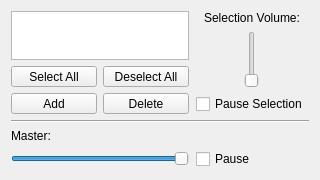
Qt form BackgroundCtrlUi.ui (Veggie13/Genesis1) before a commit.
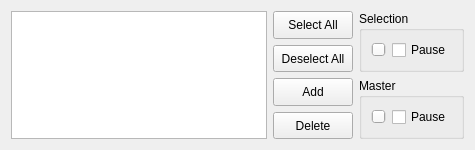
The same form after that commit.

Diff of the .ui file:
```diff
--- a/BackgroundCtrlUi.ui
+++ b/BackgroundCtrlUi.ui
@@ -5,31 +5,28 @@
    <rect>
     <x>0</x>
     <y>0</y>
-    <width>320</width>
-    <height>180</height>
+    <width>100</width>
+    <height>150</height>
    </rect>
   </property>
-  <property name="sizePolicy" >
-   <sizepolicy vsizetype="Fixed" hsizetype="Fixed" >
-    <horstretch>0</horstretch>
-    <verstretch>0</verstretch>
-   </sizepolicy>
-  </property>
   <property name="minimumSize" >
    <size>
-    <width>320</width>
-    <height>180</height>
+    <width>0</width>
+    <height>150</height>
    </size>
   </property>
-  <property name="maximumSize" >
-   <size>
-    <width>320</width>
-    <height>180</height>
-   </size>
+  <property name="windowTitle" >
+   <string>Background</string>
   </property>
   <layout class="QGridLayout" >
-   <item row="0" column="0" >
+   <item rowspan="2" row="0" column="0" >
     <widget class="QListView" name="m_effectList" >
+     <property name="sizePolicy" >
+      <sizepolicy vsizetype="Preferred" hsizetype="Minimum" >
+       <horstretch>0</horstretch>
+       <verstretch>0</verstretch>
+      </sizepolicy>
+     </property>
      <property name="selectionMode" >
       <enum>QAbstractItemView::ExtendedSelection</enum>
      </property>
@@ -41,105 +38,52 @@
    <item rowspan="2" row="0" column="1" >
     <layout class="QVBoxLayout" >
      <item>
-      <widget class="QLabel" name="label_2" >
-       <property name="text" >
-        <string>Selection Volume:</string>
-       </property>
-       <property name="alignment" >
-        <set>Qt::AlignCenter</set>
-       </property>
-      </widget>
-     </item>
-     <item>
-      <layout class="QHBoxLayout" >
-       <item>
-        <widget class="QSlider" name="m_selectionVolSld" >
-         <property name="sizePolicy" >
-          <sizepolicy vsizetype="Expanding" hsizetype="Fixed" >
-           <horstretch>0</horstretch>
-           <verstretch>0</verstretch>
-          </sizepolicy>
-         </property>
-         <property name="maximum" >
-          <number>100</number>
-         </property>
-         <property name="orientation" >
-          <enum>Qt::Vertical</enum>
-         </property>
-        </widget>
-       </item>
-      </layout>
-     </item>
-     <item>
-      <layout class="QHBoxLayout" >
-       <item>
-        <spacer>
-         <property name="orientation" >
-          <enum>Qt::Horizontal</enum>
-         </property>
-         <property name="sizeType" >
-          <enum>QSizePolicy::Minimum</enum>
-         </property>
-         <property name="sizeHint" >
-          <size>
-           <width>1</width>
-           <height>20</height>
-          </size>
-         </property>
-        </spacer>
-       </item>
-       <item>
-        <widget class="QCheckBox" name="m_selectionMuteChk" >
-         <property name="text" >
-          <string>Pause Selection</string>
-         </property>
-        </widget>
-       </item>
-       <item>
-        <spacer>
-         <property name="orientation" >
-          <enum>Qt::Horizontal</enum>
-         </property>
-         <property name="sizeType" >
-          <enum>QSizePolicy::Minimum</enum>
-         </property>
-         <property name="sizeHint" >
-          <size>
-           <width>1</width>
-           <height>20</height>
-          </size>
-         </property>
-        </spacer>
-       </item>
-      </layout>
-     </item>
-    </layout>
-   </item>
-   <item row="1" column="0" >
-    <layout class="QGridLayout" >
-     <item row="0" column="0" >
       <widget class="QPushButton" name="m_selectAllBtn" >
+       <property name="sizePolicy" >
+        <sizepolicy vsizetype="Preferred" hsizetype="Minimum" >
+         <horstretch>0</horstretch>
+         <verstretch>0</verstretch>
+        </sizepolicy>
+       </property>
        <property name="text" >
         <string>Select All</string>
        </property>
       </widget>
      </item>
-     <item row="0" column="1" >
+     <item>
       <widget class="QPushButton" name="m_deselectAllBtn" >
+       <property name="sizePolicy" >
+        <sizepolicy vsizetype="Preferred" hsizetype="Minimum" >
+         <horstretch>0</horstretch>
+         <verstretch>0</verstretch>
+        </sizepolicy>
+       </property>
        <property name="text" >
         <string>Deselect All</string>
        </property>
       </widget>
      </item>
-     <item row="1" column="0" >
+     <item>
       <widget class="QPushButton" name="m_addBtn" >
+       <property name="sizePolicy" >
+        <sizepolicy vsizetype="Preferred" hsizetype="Minimum" >
+         <horstretch>0</horstretch>
+         <verstretch>0</verstretch>
+        </sizepolicy>
+       </property>
        <property name="text" >
         <string>Add</string>
        </property>
       </widget>
      </item>
-     <item row="1" column="1" >
+     <item>
       <widget class="QPushButton" name="m_deleteBtn" >
+       <property name="sizePolicy" >
+        <sizepolicy vsizetype="Preferred" hsizetype="Minimum" >
+         <horstretch>0</horstretch>
+         <verstretch>0</verstretch>
+        </sizepolicy>
+       </property>
        <property name="text" >
         <string>Delete</string>
        </property>
@@ -147,94 +91,94 @@
      </item>
     </layout>
    </item>
-   <item row="2" column="0" colspan="2" >
-    <widget class="Line" name="line" >
+   <item row="0" column="2" >
+    <widget class="QGroupBox" name="m_selectionGrp" >
      <property name="sizePolicy" >
-      <sizepolicy vsizetype="Fixed" hsizetype="Expanding" >
+      <sizepolicy vsizetype="Preferred" hsizetype="Expanding" >
        <horstretch>0</horstretch>
        <verstretch>0</verstretch>
       </sizepolicy>
      </property>
-     <property name="orientation" >
-      <enum>Qt::Horizontal</enum>
+     <property name="title" >
+      <string>Selection</string>
      </property>
+     <layout class="QHBoxLayout" >
+      <item>
+       <widget class="QSlider" name="m_selectionVolSld" >
+        <property name="sizePolicy" >
+         <sizepolicy vsizetype="Fixed" hsizetype="Expanding" >
+          <horstretch>0</horstretch>
+          <verstretch>0</verstretch>
+         </sizepolicy>
+        </property>
+        <property name="maximum" >
+         <number>100</number>
+        </property>
+        <property name="orientation" >
+         <enum>Qt::Horizontal</enum>
+        </property>
+       </widget>
+      </item>
+      <item>
+       <widget class="QCheckBox" name="m_selectionMuteChk" >
+        <property name="sizePolicy" >
+         <sizepolicy vsizetype="Preferred" hsizetype="Minimum" >
+          <horstretch>0</horstretch>
+          <verstretch>0</verstretch>
+         </sizepolicy>
+        </property>
+        <property name="text" >
+         <string>Pause</string>
+        </property>
+       </widget>
+      </item>
+     </layout>
     </widget>
    </item>
-   <item row="3" column="0" >
-    <widget class="QLabel" name="label_3" >
+   <item row="1" column="2" >
+    <widget class="QGroupBox" name="m_masterGrp" >
      <property name="sizePolicy" >
-      <sizepolicy vsizetype="Maximum" hsizetype="Maximum" >
+      <sizepolicy vsizetype="Preferred" hsizetype="Expanding" >
        <horstretch>0</horstretch>
        <verstretch>0</verstretch>
       </sizepolicy>
      </property>
-     <property name="text" >
-      <string>Master:</string>
+     <property name="title" >
+      <string>Master</string>
      </property>
+     <layout class="QHBoxLayout" >
+      <item>
+       <widget class="QSlider" name="m_globalVolSld" >
+        <property name="sizePolicy" >
+         <sizepolicy vsizetype="Fixed" hsizetype="Expanding" >
+          <horstretch>0</horstretch>
+          <verstretch>0</verstretch>
+         </sizepolicy>
+        </property>
+        <property name="maximum" >
+         <number>100</number>
+        </property>
+        <property name="orientation" >
+         <enum>Qt::Horizontal</enum>
+        </property>
+       </widget>
+      </item>
+      <item>
+       <widget class="QCheckBox" name="m_backgroundGlobMute" >
+        <property name="sizePolicy" >
+         <sizepolicy vsizetype="Preferred" hsizetype="Minimum" >
+          <horstretch>0</horstretch>
+          <verstretch>0</verstretch>
+         </sizepolicy>
+        </property>
+        <property name="text" >
+         <string>Pause</string>
+        </property>
+       </widget>
+      </item>
+     </layout>
     </widget>
    </item>
-   <item row="4" column="0" >
-    <widget class="QSlider" name="m_globalVolSld" >
-     <property name="sizePolicy" >
-      <sizepolicy vsizetype="Fixed" hsizetype="Expanding" >
-       <horstretch>0</horstretch>
-       <verstretch>0</verstretch>
-      </sizepolicy>
-     </property>
-     <property name="maximum" >
-      <number>100</number>
-     </property>
-     <property name="value" >
-      <number>100</number>
-     </property>
-     <property name="orientation" >
-      <enum>Qt::Horizontal</enum>
-     </property>
-    </widget>
-   </item>
-   <item row="4" column="1" >
-    <layout class="QHBoxLayout" >
-     <item>
-      <spacer>
-       <property name="orientation" >
-        <enum>Qt::Horizontal</enum>
-       </property>
-       <property name="sizeType" >
-        <enum>QSizePolicy::Minimum</enum>
-       </property>
-       <property name="sizeHint" >
-        <size>
-         <width>1</width>
-         <height>20</height>
-        </size>
-       </property>
-      </spacer>
-     </item>
-     <item>
-      <widget class="QCheckBox" name="m_backgroundGlobMute" >
-       <property name="text" >
-        <string>Pause</string>
-       </property>
-      </widget>
-     </item>
-     <item>
-      <spacer>
-       <property name="orientation" >
-        <enum>Qt::Horizontal</enum>
-       </property>
-       <property name="sizeType" >
-        <enum>QSizePolicy::Minimum</enum>
-       </property>
-       <property name="sizeHint" >
-        <size>
-         <width>1</width>
-         <height>20</height>
-        </size>
-       </property>
-      </spacer>
-     </item>
-    </layout>
-   </item>
   </layout>
  </widget>
  <resources/>
```
